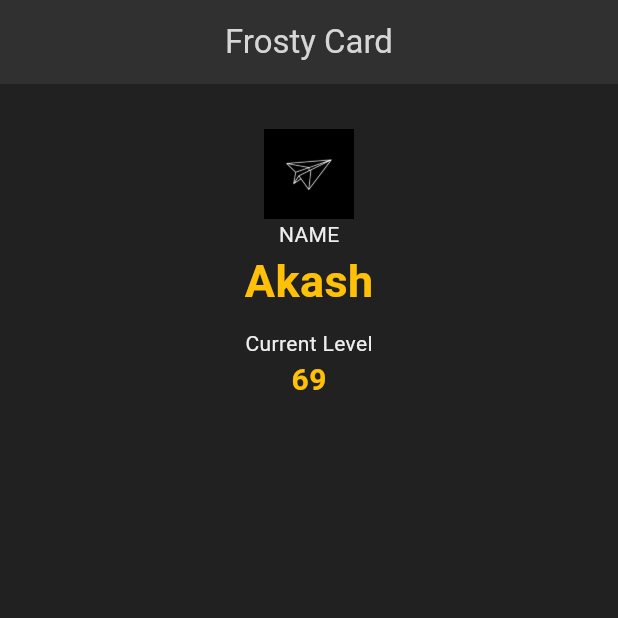
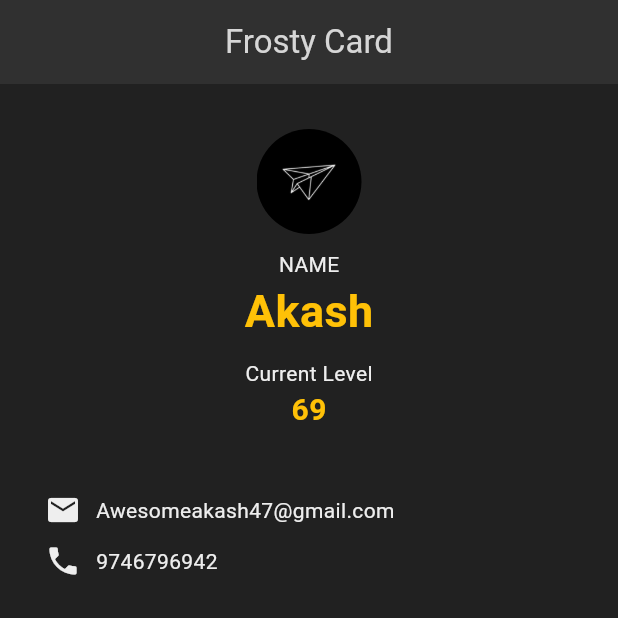
Before and after one commit to FrostyCake47/time, a Flutter app: the screen it shows after launch, on a phone screen of 412 x 824 dp, the top half of it. Run offline on Flutter 3.47's test engine with Material 3 defaults, Android fonts, the phone set to English and light mode, and no system bars; Roboto replaces fonts that are missing (Pacifico).

Commit message:
added Email and phone number

```diff
--- a/lib/main.dart
+++ b/lib/main.dart
@@ -38,12 +38,17 @@ class Home extends StatelessWidget {
           child: Container(
             width: MediaQuery.of(context).size.width,
             child: Column(
+              children: [Column(
                 children: [
-                CircleAvatar(
-                  radius: 30,
+                  ClipRRect(
+                    borderRadius: BorderRadius.circular(45.0),//or 15.0
+                    child: Container(
+                      height: 70.0,
+                      width: 70.0,
                       child: Image(image: AssetImage("assets/PaperPlanes1.jpg")),
-
                     ),
+                  ),
+                  SizedBox(height: 10,),
 
                   Text(
                     "NAME",
@@ -78,9 +83,52 @@ class Home extends StatelessWidget {
                       fontSize: 20,
                       fontWeight: FontWeight.bold,
                     ),
-                )
+                  ),
 
                   ],
+                ),
+                SizedBox(height: 40,),
+                Padding(
+                  padding: EdgeInsets.symmetric(horizontal: 10),
+                  child: Column(
+                    children: [
+                      Row(
+                        children: [
+                          Icon(
+                            Icons.email,
+                            color: Colors.grey[200],
+                          ),
+                          SizedBox(width: 10,),
+                          Text(
+                            "Awesomeakash47@gmail.com",
+                            style: TextStyle(
+                              color: Colors.grey[200]
+                            )
+                          ),
+                        ],
+                      ),
+
+                      SizedBox(height: 10,),
+
+                      Row(
+                        children: [
+                          Icon(
+                            Icons.phone,
+                            color: Colors.grey[200],
+                          ),
+                          SizedBox(width: 10,),
+                          Text(
+                            "9746796942",
+                            style: TextStyle(
+                              color: Colors.grey[200]
+                            )
+                          ),
+                        ],
+                      )
+                    ],
+                  ),
+                )
+              ]
             ),
           ),
         ),
```
Lines whose indentation alone changed are shown as unchanged.
